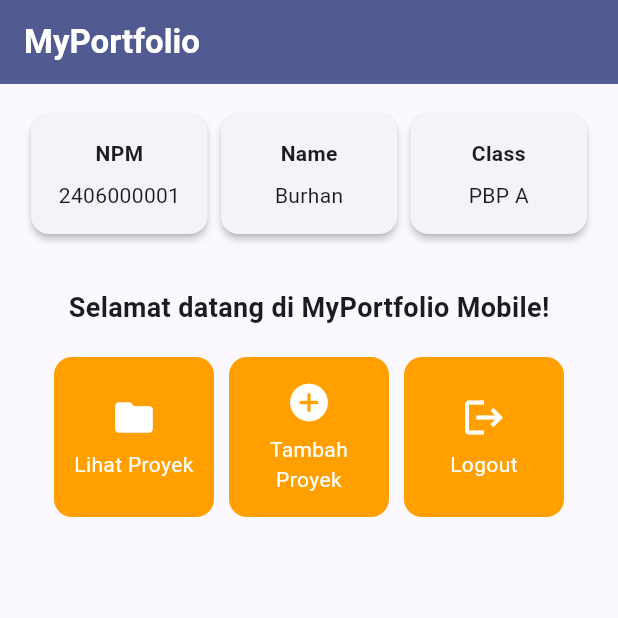
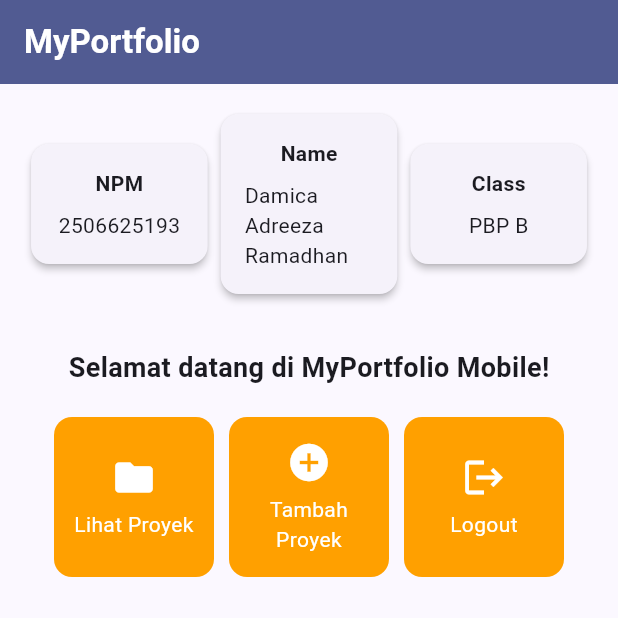
Before and after one commit to adreezadamica/myportofolio_mobile, a Flutter app: the screen it shows after launch, on a phone screen of 412 x 824 dp, the top half of it. Run offline on Flutter 3.47's test engine with Material 3 defaults, Android fonts, the phone set to English and light mode, and no system bars.

Commit message:
feat(menu): replace sample data with real profile info in InfoCard

```diff
--- a/lib/menu.dart
+++ b/lib/menu.dart
@@ -4,9 +4,9 @@ import 'package:flutter/material.dart';
 class MyHomePage extends StatelessWidget {
   MyHomePage({super.key});
 
-  final String npm = "2406000001";
-  final String nama = "Burhan";
-  final String kelas = "PBP A";
+  final String npm = "2506625193";
+  final String nama = "Damica Adreeza Ramadhan";
+  final String kelas = "PBP B";
 
   final List<ItemHomepage> items = [
     ItemHomepage("Lihat Proyek", Icons.folder),
```
